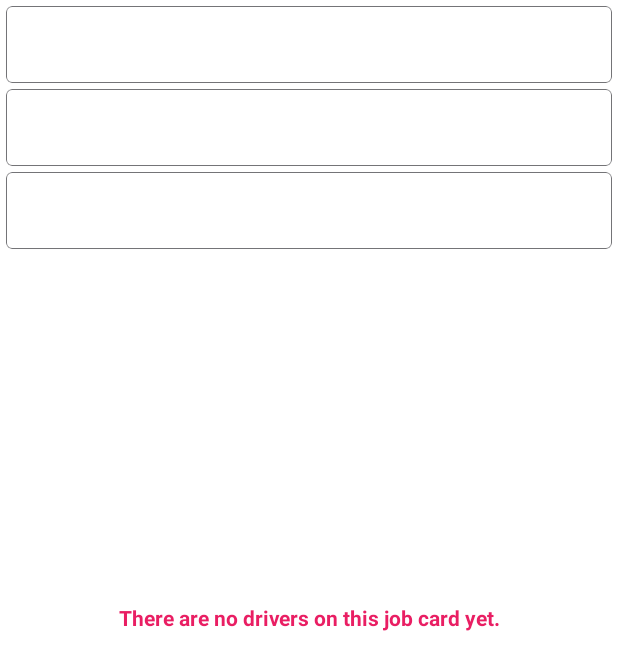
After one commit to JVamcas/NamOps-Container-Drivers-Portal, an Android app: the layout fragment_drivers_on_job_card.xml on its own in the app's theme, with its tools: preview values and no code run, on a phone screen of 412 x 824 dp. The commit adds this screen. Shown: the top 670 px of the screen. Run offline under Robolectric (Android 15) with nearby library versions, the phone set to English and light mode, and no system bars.

Commit message:
can now view drivers on a specific jobcard

```diff
--- a/app/src/main/java/com/pet001kambala/namopscontainers/ui/AbstractAdpater.kt
+++ b/app/src/main/java/com/pet001kambala/namopscontainers/ui/AbstractAdpater.kt
@@ -1,5 +1,6 @@
 package com.pet001kambala.namopscontainers.ui
 
+import android.view.View
 import androidx.annotation.UiThread
 import androidx.recyclerview.widget.RecyclerView
 import com.pet001kambala.namopscontainers.model.AbstractModel
--- a/app/src/main/java/com/pet001kambala/namopscontainers/ui/AbstractFragment.kt
+++ b/app/src/main/java/com/pet001kambala/namopscontainers/ui/AbstractFragment.kt
@@ -56,7 +56,6 @@ abstract class AbstractFragment : Fragment() {
     var truck: Truck? = null
     val tripModel: TripViewModel by activityViewModels()
 
-    @RequiresApi(Build.VERSION_CODES.N)
     @ExperimentalCoroutinesApi
     override fun onViewCreated(view: View, savedInstanceState: Bundle?) {
         super.onViewCreated(view, savedInstanceState)
--- a/app/src/main/java/com/pet001kambala/namopscontainers/ui/jobcard/JobCardListFragment.kt
+++ b/app/src/main/java/com/pet001kambala/namopscontainers/ui/jobcard/JobCardListFragment.kt
@@ -95,7 +95,7 @@ class JobCardListFragment : AbstractListFragment<JobCard, JobCardAdapter.ViewHol
         mAdapter = JobCardAdapter(this, object : JobCardAdapter.ViewDriversClickListener{
             override fun onViewDrivers(jobCard: JobCard) {
                 val bundle = Bundle().also { it.putString(Const.JOB_CARD,jobCard.toJson()) }
-
+                navController.navigate(R.id.action_taskListFragment_to_driversOnJobCardFragment,bundle)
 
             }
         })
--- a/app/src/main/java/com/pet001kambala/namopscontainers/utils/ParseUtil.kt
+++ b/app/src/main/java/com/pet001kambala/namopscontainers/utils/ParseUtil.kt
@@ -98,6 +98,11 @@ class ParseUtil {
             for (p in param)
                 path.append(p).append("/")
             return path.toString()
+        }
+
+        @JvmStatic
+        fun parseTripStatus(tripStatus: TripStatus?): String{
+            return tripStatus?.name?.split("_")?.joinToString (separator =" ")?:""
         }
 
         inline fun <reified O : AbstractModel?> O?.copyOf(): O? {
--- /dev/null
+++ b/app/src/main/res/layout/driver_view.xml
@@ -0,0 +1,65 @@
+<?xml version="1.0" encoding="utf-8"?>
+<layout xmlns:android="http://schemas.android.com/apk/res/android"
+    xmlns:app="http://schemas.android.com/apk/res-auto"
+    xmlns:bind="http://schemas.android.com/apk/res-auto"
+    >
+
+    <com.google.android.material.card.MaterialCardView
+        android:layout_width="match_parent"
+        android:layout_height="wrap_content"
+        android:layout_margin="2dp"
+        app:strokeColor="@color/emphasis_color"
+        app:strokeWidth="0.5dp"
+        >
+        <androidx.constraintlayout.widget.ConstraintLayout
+            android:layout_width="match_parent"
+            android:layout_height="wrap_content"
+            android:padding="5dp">
+
+            <include
+                android:id="@+id/user_avatar"
+                layout="@layout/user_icon_layout"
+                android:layout_width="wrap_content"
+                android:layout_height="wrap_content"
+                app:layout_constraintStart_toStartOf="parent"
+                app:layout_constraintTop_toTopOf="parent"
+                bind:cameraVisible="@{false}"
+                bind:model="@{trip.driver}"
+                bind:size="@{100}"
+                android:padding="5dp"
+                android:layout_gravity="center"
+                />
+            <com.google.android.material.textview.MaterialTextView
+                android:id="@+id/user_name"
+                android:layout_width="wrap_content"
+                android:layout_height="wrap_content"
+                android:layout_marginTop="2dp"
+                android:text="@{trip.driver.toString()}"
+                android:layout_marginStart="10dp"
+                android:textAppearance="@style/TextAppearance.AppCompat.Body2"
+                app:layout_constraintTop_toTopOf="parent"
+                app:layout_constraintStart_toEndOf="@id/user_avatar"
+                />
+            <com.google.android.material.textview.MaterialTextView
+                android:layout_width="wrap_content"
+                android:layout_height="wrap_content"
+                android:text="@{`Trip Status : `+ParseUtil.parseTripStatus(trip.tripStatus)}"
+                android:layout_marginBottom="2dp"
+                android:textAllCaps="true"
+                android:textAppearance="@style/TextAppearance.AppCompat.Body2"
+                app:layout_constraintTop_toBottomOf="@id/user_name"
+                app:layout_constraintStart_toStartOf="@id/user_name"
+                />
+
+        </androidx.constraintlayout.widget.ConstraintLayout>
+    </com.google.android.material.card.MaterialCardView>
+
+    <data>
+        <import type="com.pet001kambala.namopscontainers.utils.ParseUtil"/>
+        <import type="android.view.View"/>
+        <import type="com.pet001kambala.namopscontainers.R" />
+        <variable
+            name="trip"
+            type="com.pet001kambala.namopscontainers.model.Trip" />
+    </data>
+</layout>
--- /dev/null
+++ b/app/src/main/res/layout/fragment_drivers_on_job_card.xml
@@ -0,0 +1,36 @@
+<?xml version="1.0" encoding="utf-8"?>
+<layout xmlns:android="http://schemas.android.com/apk/res/android"
+    xmlns:tools="http://schemas.android.com/tools">
+    <FrameLayout
+        android:layout_width="match_parent"
+        android:layout_height="match_parent">
+
+        <com.google.android.material.textview.MaterialTextView
+            android:id="@+id/no_users_yet"
+            android:layout_width="match_parent"
+            android:layout_height="wrap_content"
+            android:layout_gravity="center_vertical|center_horizontal"
+            android:text="@string/no_driver_on_jc"
+            android:textAlignment="center"
+            android:textColor="@color/hint_color"
+            android:textStyle="bold"
+            android:visibility="@{driversCount > 0? View.GONE: View.VISIBLE}" />
+
+        <androidx.recyclerview.widget.RecyclerView
+            android:id="@+id/accounts_recycler"
+            android:layout_width="match_parent"
+            android:layout_height="wrap_content"
+            android:layout_margin="2dp"
+            android:visibility="@{driversCount > 0? View.VISIBLE: View.GONE}"
+            tools:listitem="@layout/driver_view" />
+
+    </FrameLayout>
+
+    <data>
+        <import type="android.view.View"/>
+        <variable
+            name="driversCount"
+            type="Integer" />
+    </data>
+
+</layout>
--- a/app/src/main/res/values/strings.xml
+++ b/app/src/main/res/values/strings.xml
@@ -40,4 +40,7 @@
     <string name="surname">Surname</string>
     <string name="cancel_trip">Cancel Trip</string>
     <string name="drivers">Drivers</string>
+    <!-- TODO: Remove or change this placeholder text -->
+    <string name="hello_blank_fragment">Hello blank fragment</string>
+    <string name="no_driver_on_jc">There are no drivers on this job card yet.</string>
 </resources>
--- a/build.gradle
+++ b/build.gradle
@@ -1,6 +1,6 @@
 // Top-level build file where you can add configuration options common to all sub-projects/modules.
 buildscript {
-    ext.kotlin_version = "1.4.31"
+    ext.kotlin_version = "1.4.32"
     repositories {
         google()
         jcenter()
```
Also changed, not shown: app/src/main/java/com/pet001kambala/namopscontainers/repo/TripRepo.kt (+36 -0 lines), app/src/main/java/com/pet001kambala/namopscontainers/ui/home/HomeFragment.kt (+26 -2 lines), app/src/main/java/com/pet001kambala/namopscontainers/ui/jobcard/DriversOnJobCardFragment.kt (added, +92 -0 lines), app/src/main/java/com/pet001kambala/namopscontainers/ui/jobcard/JobCardDriverAdapter.kt (added, +31 -0 lines), app/src/main/java/com/pet001kambala/namopscontainers/ui/trip/TripViewModel.kt (+11 -0 lines), app/src/main/res/navigation/nav_graph.xml (+7 -0 lines).
